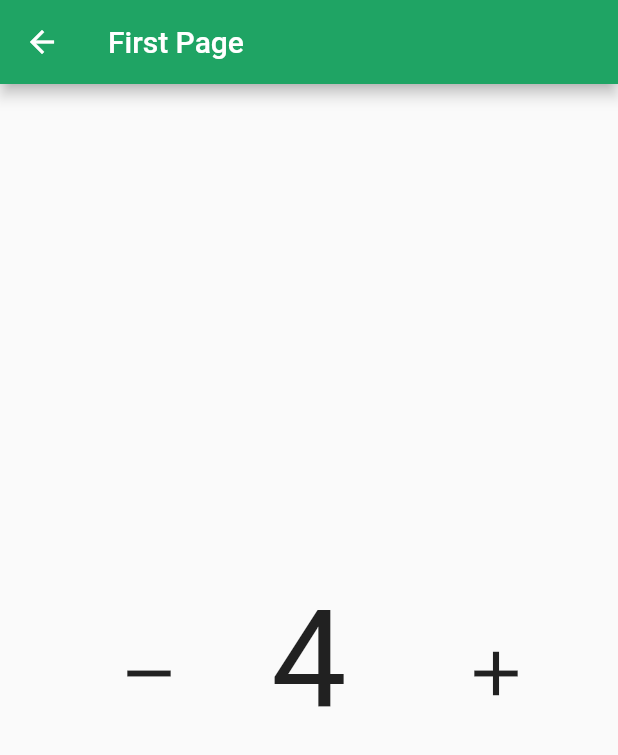
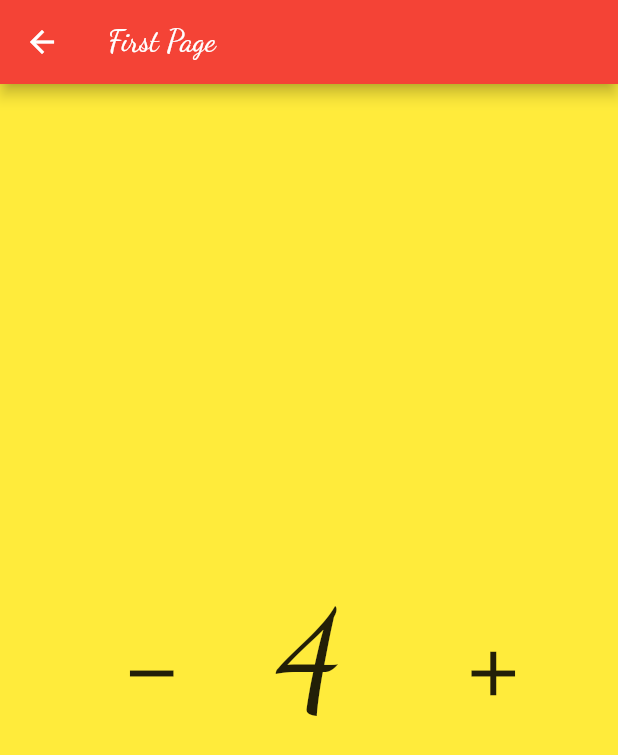
Before and after one commit to Muzammil-Bilwani/dart-flutter-tutorial, a Flutter app: the screen it shows after launch, after a tap on "Counter", on a phone screen of 412 x 824 dp. Shown: the top 755 px of the screen. Run offline on Flutter 3.47's test engine with Material 2 defaults, Android fonts, the light colour scheme and no system bars; network calls fail.

Commit message:
Code updated for font and them

```diff
--- a/class_project/classes/Actor.dart
+++ b/class_project/classes/Actor.dart
@@ -19,6 +19,8 @@ class Actor extends Person {
     return [
       actor1,
       actor2,
+      actor3,
+      actor4,
     ];
   }
 }
--- a/week_seven/dart_app/lib/counter/Counter.dart
+++ b/week_seven/dart_app/lib/counter/Counter.dart
@@ -18,8 +18,7 @@ class _CounterState extends State<Counter> {
 
   @override
   Widget build(BuildContext context) {
-    return Container(
-        child: Row(
+    return Row(
       mainAxisAlignment: MainAxisAlignment.spaceEvenly,
       crossAxisAlignment: CrossAxisAlignment.center,
       children: [
@@ -45,6 +44,6 @@ class _CounterState extends State<Counter> {
               size: 50,
             )),
       ],
-    ));
+    );
   }
 }
--- a/week_seven/dart_app/lib/main.dart
+++ b/week_seven/dart_app/lib/main.dart
@@ -24,7 +24,9 @@ class MyApp extends StatelessWidget {
       title: 'Flutter Demo',
       debugShowCheckedModeBanner: false,
       theme: ThemeData(
-          primarySwatch: tipsyColor,
+          primarySwatch: Colors.red,
+          fontFamily: "Dancing Script",
+          scaffoldBackgroundColor: Colors.yellow,
           textTheme: const TextTheme(
             subtitle1: TextStyle(color: Color(0xFFa2a5a4)),
             headline4: TextStyle(
--- a/week_seven/dart_app/lib/movie_app/SearchBar.dart
+++ b/week_seven/dart_app/lib/movie_app/SearchBar.dart
@@ -1,6 +1,4 @@
 import 'package:flutter/material.dart';
-import 'package:flutter/src/foundation/key.dart';
-import 'package:flutter/src/widgets/framework.dart';
 
 class SearchBar extends StatefulWidget {
   const SearchBar({Key? key}) : super(key: key);
--- a/week_seven/dart_app/lib/movie_app/tickets/Ticket.dart
+++ b/week_seven/dart_app/lib/movie_app/tickets/Ticket.dart
@@ -1,5 +1,4 @@
 import 'package:dart_app/model/movie.dart';
-import 'package:dart_app/movie_app/Rating.dart';
 import 'package:flutter/material.dart';
 
 class Ticket extends StatelessWidget {
```
Also changed, not shown: week_seven/dart_app/pubspec.yaml (+9 -6 lines), week_seven/dart_app/assets/fonts/DancingScript-Bold.ttf (added), week_seven/dart_app/assets/fonts/DancingScript-Medium.ttf (added), week_seven/dart_app/assets/fonts/DancingScript-Regular.ttf (added), week_seven/dart_app/assets/fonts/DancingScript-SemiBold.ttf (added).
